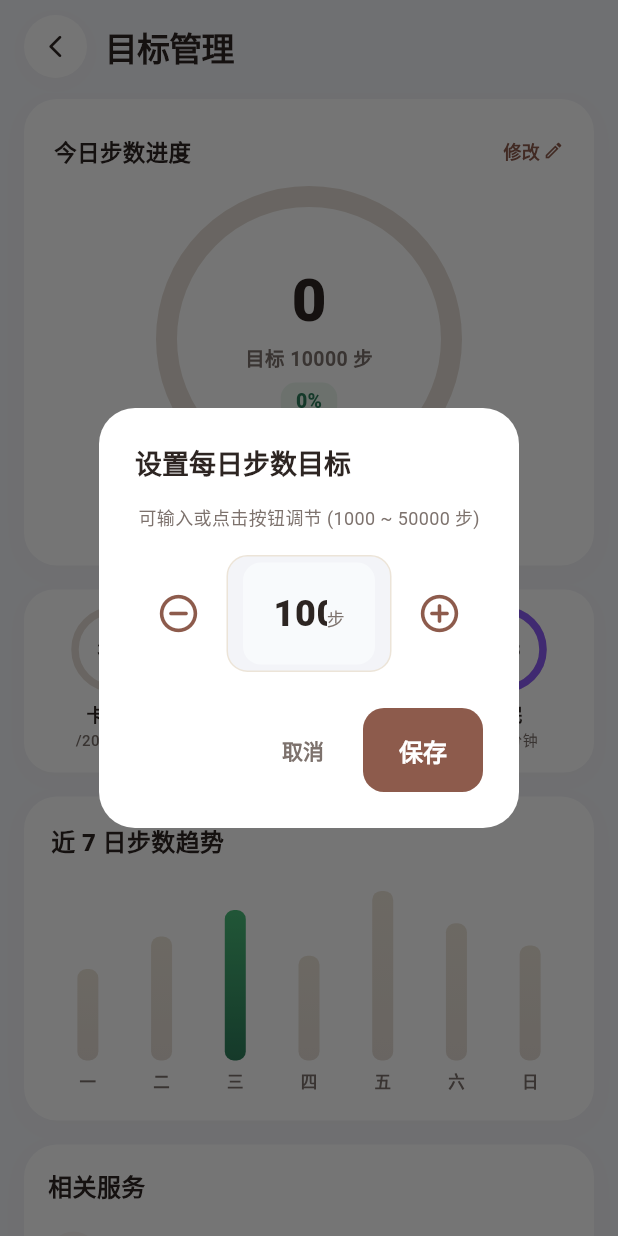
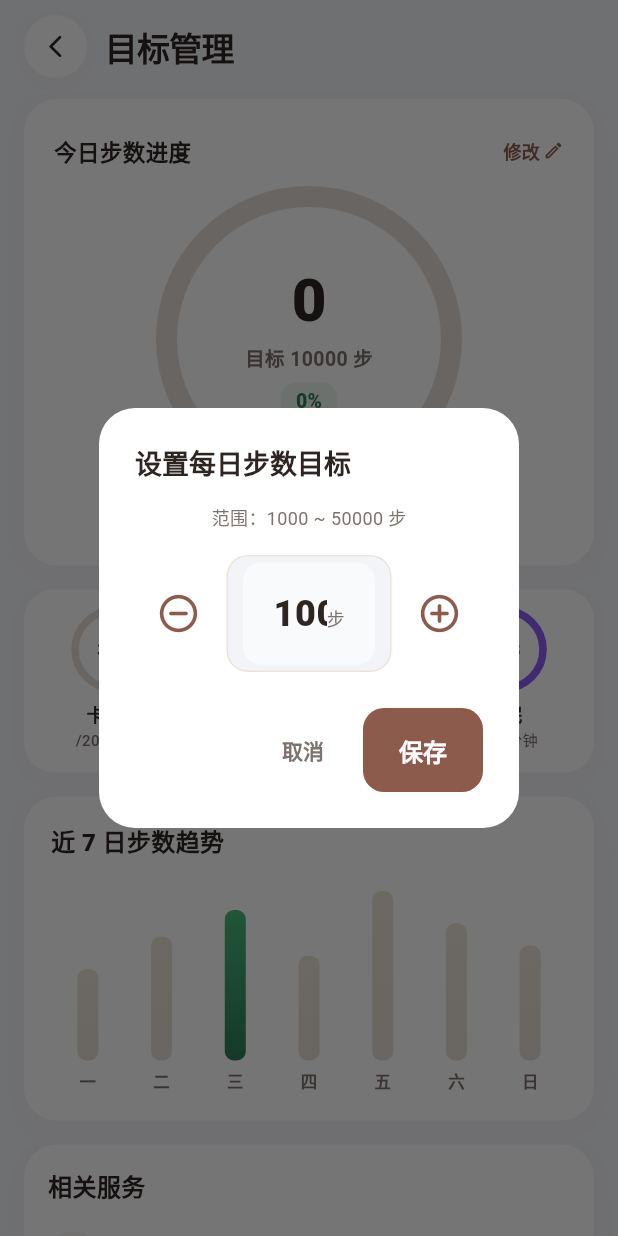
Before and after one commit to xuldqi/yydsxnec, a Flutter app: the GoalScreen screen opened by its route, after a tap on "今日步数进度", on a phone screen of 412 x 824 dp. Run offline on Flutter 3.47's test engine with Material 3 defaults, Android fonts, the phone set to English and light mode, and no system bars; drawn by our look-alikes of fl_chart; our stand-ins replace audioplayers, camera, drift, drift_flutter, flutter_local_notifications, flutter_riverpod and 18 more; missing offline and left inert: flutter_foreground_task, google_mlkit_text_recognition, home_widget, record, tflite_flutter; accounts and stored records are empty; generated files the repository leaves out were written again; project files that could hold a hidden picture were left out.

Commit message:
style: simplify goal adjustment dialog hint from verbose imperative to range label

```diff
--- a/lib/features/goal/goal_screen.dart
+++ b/lib/features/goal/goal_screen.dart
@@ -56,7 +56,7 @@ class _GoalScreenState extends ConsumerState<GoalScreen> {
                 mainAxisSize: MainAxisSize.min,
                 children: [
                   Text(
-                    '可输入或点击按钮调节 ($min ~ $max $unit)',
+                    '范围：$min ~ $max $unit',
                     style: const TextStyle(fontSize: 12, color: Color(0xFF7D726D)),
                   ),
                   const SizedBox(height: 16),
```
